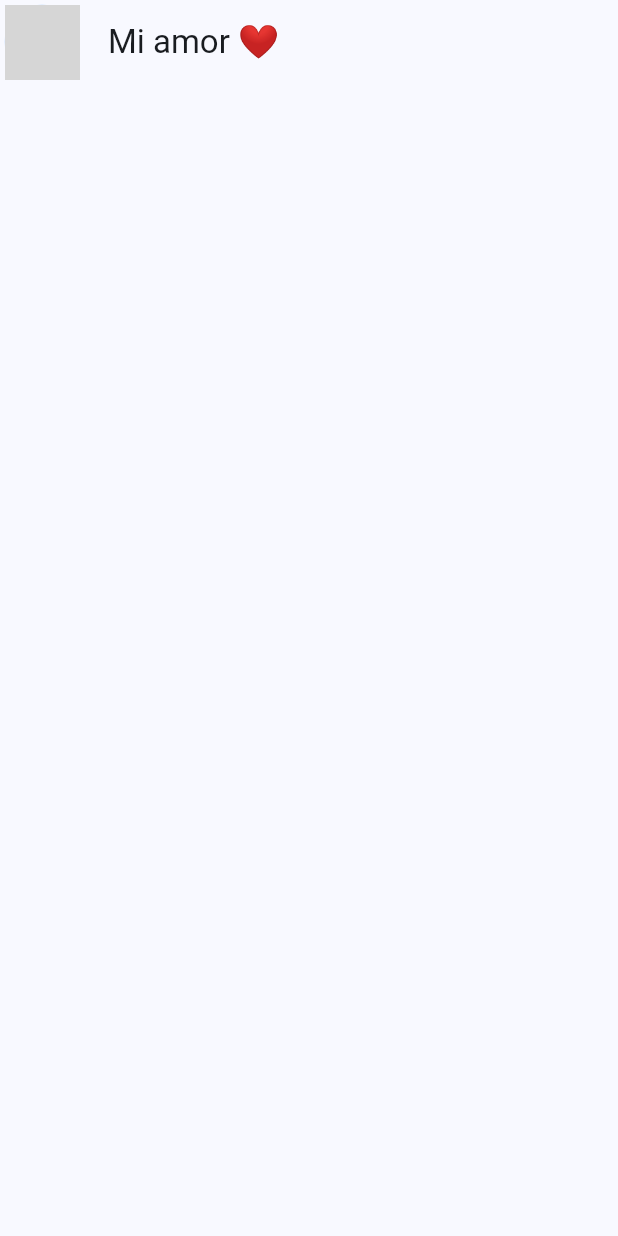
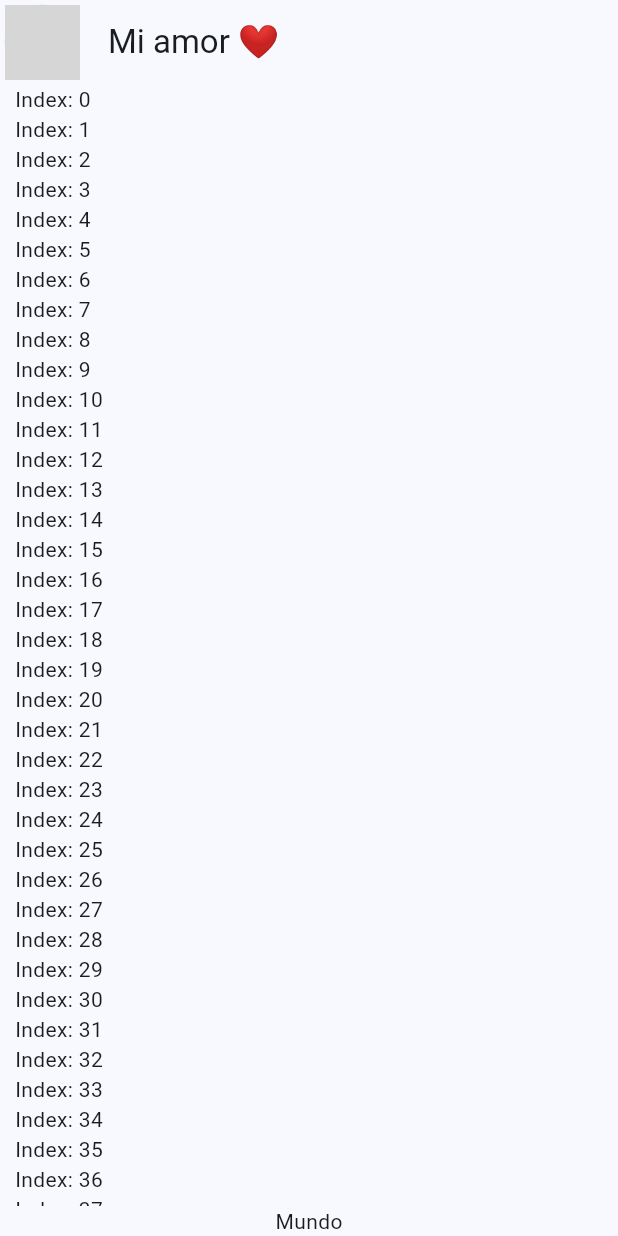
Before and after one commit to AlejoSasto/yes_no_app, a Flutter app: the screen it shows after launch, on a phone screen of 412 x 824 dp. Run offline on Flutter 3.47's test engine with Material 2 defaults, Android fonts, the phone set to English and light mode, and no system bars; network calls fail; grey boxes are pictures that could not be loaded.

```diff
--- a/lib/config/presentation/chat/chat_screen.dart
+++ b/lib/config/presentation/chat/chat_screen.dart
@@ -17,6 +17,29 @@ class ChatScreen extends StatelessWidget {
           title: const Text('Mi amor ❤️'),
           // centerTitle: true,
         ),
+        body: _ChatView());
+  }
+}
+
+class _ChatView extends StatelessWidget {
+  @override
+  Widget build(BuildContext context) {
+    return SafeArea(
+      child: Padding(
+        padding: const EdgeInsets.symmetric(horizontal: 10),
+        child: Column(
+          children: [
+            Expanded(
+                child: ListView.builder(
+              itemCount: 100,
+              itemBuilder: (context, index) {
+                return Text('Index: $index');
+              },
+            )),
+            Text('Mundo'),
+          ],
+        ),
+      ),
     );
   }
 }
```
Lines whose indentation alone changed are shown as unchanged.
